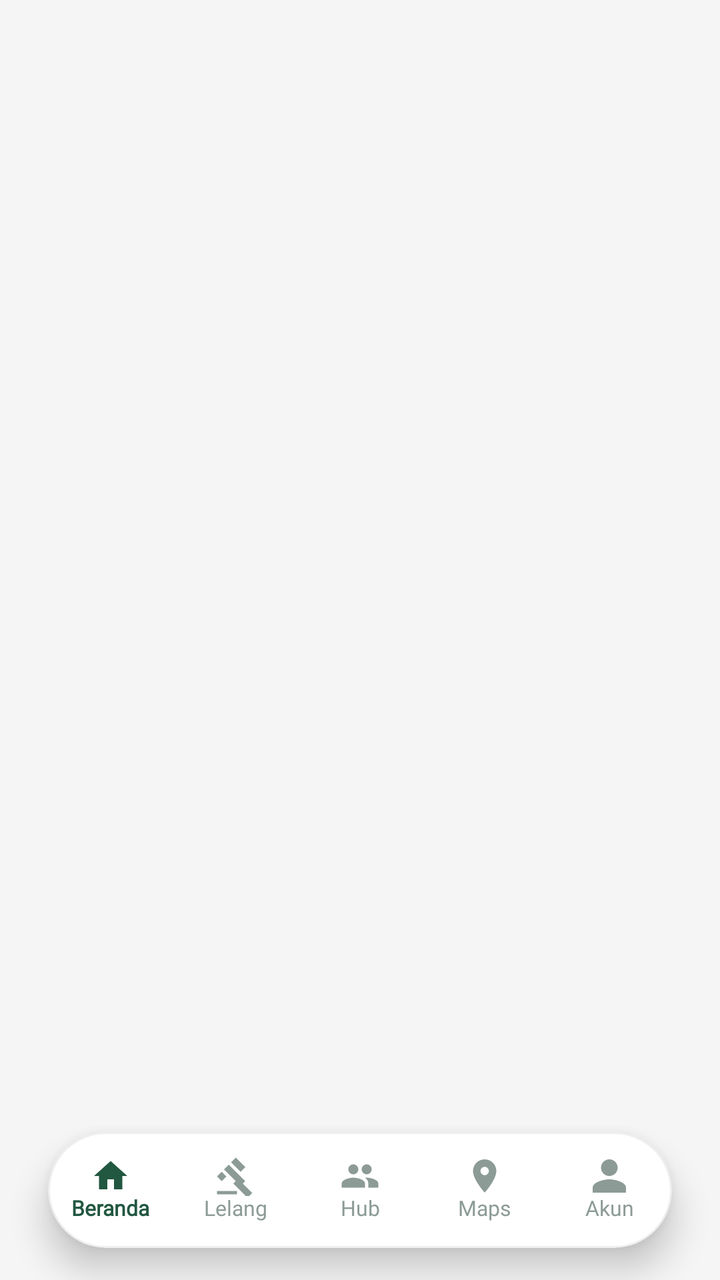
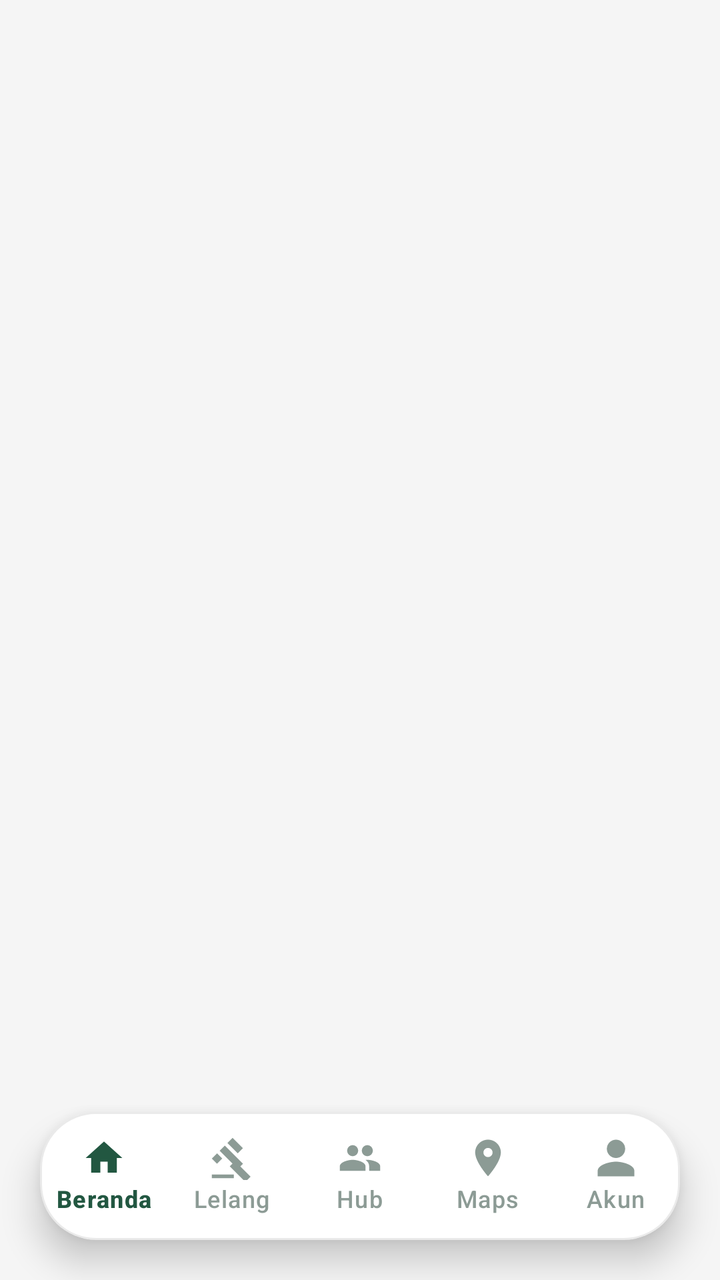

Compare the two renders of this Android layout. The source of the first and the diff that turns it into the second are given below.
<!-- AndroidManifest.xml: application theme Theme.GuppyMarketIDN -->
<!-- res/layout/activity_main.xml -->
<?xml version="1.0" encoding="utf-8"?>
<RelativeLayout
    xmlns:android="http://schemas.android.com/apk/res/android"
    xmlns:app="http://schemas.android.com/apk/res-auto"
    xmlns:tools="http://schemas.android.com/tools"
    android:id="@+id/main"
    android:layout_width="match_parent"
    android:layout_height="match_parent"
    android:background="#F5F5F5"
    tools:context=".MainActivity">

    
    <FrameLayout
        android:id="@+id/navhost"
        android:layout_width="match_parent"
        android:layout_height="match_parent" />

    
    <com.google.android.material.card.MaterialCardView
        android:id="@+id/cardBottomNav"
        android:layout_width="match_parent"
        android:layout_height="wrap_content"
        android:layout_alignParentBottom="true"
        android:layout_marginHorizontal="24dp"
        android:layout_marginBottom="16dp"
        app:cardCornerRadius="30dp"
        app:cardElevation="10dp"
        app:cardBackgroundColor="@color/white"
        app:strokeWidth="1dp"
        app:strokeColor="#10000000">

        <com.google.android.material.bottomnavigation.BottomNavigationView
            android:id="@+id/nav_view"
            android:layout_width="match_parent"
            android:layout_height="58dp"
            android:background="@android:color/transparent"
            app:elevation="0dp"
            app:menu="@menu/menu"
            app:itemIconSize="20dp"
            app:itemIconTint="@color/bottom_nav_color"
            app:itemTextColor="@color/bottom_nav_color"
            app:itemRippleColor="@color/guppy_primary_light"
            app:itemActiveIndicatorStyle="@style/App.BottomNavigationView.ActiveIndicator"
            app:itemTextAppearanceActive="@style/NavTextActive"
            app:itemTextAppearanceInactive="@style/NavTextInactive"
            app:labelVisibilityMode="labeled"/>

    </com.google.android.material.card.MaterialCardView>

</RelativeLayout>
<!-- resources referenced by this layout -->
<resources>
  <color name="guppy_primary_light">#E7F3EE</color>
  <color name="white">#FFFFFFFF</color>
  <style name="App.BottomNavigationView.ActiveIndicator" parent="Widget.Material3.BottomNavigationView.ActiveIndicator">
          <item name="android:color">@android:color/transparent</item>
      </style>
  <style name="NavTextActive">
          <item name="android:textSize">10.5sp</item>
          <item name="android:fontFamily">@font/inter_bold</item>
      </style>
  <style name="NavTextInactive">
          <item name="android:textSize">10.5sp</item>
          <item name="android:fontFamily">@font/inter_medium</item>
      </style>
  <style name="Theme.GuppyMarketIDN" parent="Base.Theme.GuppyMarketIDN" />
  <style name="Base.Theme.GuppyMarketIDN" parent="Theme.Material3.Light.NoActionBar">
          <item name="colorPrimary">@color/guppy_primary</item>
          <item name="colorOnPrimary">@color/white</item>
          <item name="android:textColorPrimary">@color/guppy_text_black</item>
          <item name="android:textColorSecondary">@color/guppy_text_gray</item>
          <item name="android:windowBackground">@color/guppy_background</item>
      </style>
  <color name="guppy_primary">#225741</color>
  <color name="guppy_text_black">#1C1C1C</color>
  <color name="guppy_text_gray">#757575</color>
  <color name="guppy_background">#F7F7F7</color>
</resources>

<!-- the commit's change to res/layout/activity_main.xml (unified diff, before → after) -->
@@ -21,28 +21,26 @@
         android:layout_width="match_parent"
         android:layout_height="wrap_content"
         android:layout_alignParentBottom="true"
-        android:layout_marginHorizontal="24dp"
-        android:layout_marginBottom="16dp"
-        app:cardCornerRadius="30dp"
+        android:layout_marginHorizontal="20dp"
+        android:layout_marginBottom="20dp"
+        app:cardCornerRadius="28dp"
         app:cardElevation="10dp"
         app:cardBackgroundColor="@color/white"
         app:strokeWidth="1dp"
-        app:strokeColor="#10000000">
+        app:strokeColor="#15000000">
 
         <com.google.android.material.bottomnavigation.BottomNavigationView
             android:id="@+id/nav_view"
             android:layout_width="match_parent"
-            android:layout_height="58dp"
+            android:layout_height="64dp"
             android:background="@android:color/transparent"
             app:elevation="0dp"
             app:menu="@menu/menu"
-            app:itemIconSize="20dp"
+            app:itemIconSize="22dp"
             app:itemIconTint="@color/bottom_nav_color"
             app:itemTextColor="@color/bottom_nav_color"
             app:itemRippleColor="@color/guppy_primary_light"
             app:itemActiveIndicatorStyle="@style/App.BottomNavigationView.ActiveIndicator"
-            app:itemTextAppearanceActive="@style/NavTextActive"
-            app:itemTextAppearanceInactive="@style/NavTextInactive"
             app:labelVisibilityMode="labeled"/>
 
     </com.google.android.material.card.MaterialCardView>
<!-- resource entries referenced after the edit -->
@@ -4,14 +4,6 @@
   <color name="white">#FFFFFFFF</color>
   <style name="App.BottomNavigationView.ActiveIndicator" parent="Widget.Material3.BottomNavigationView.ActiveIndicator">
           <item name="android:color">@android:color/transparent</item>
-      </style>
-  <style name="NavTextActive">
-          <item name="android:textSize">10.5sp</item>
-          <item name="android:fontFamily">@font/inter_bold</item>
-      </style>
-  <style name="NavTextInactive">
-          <item name="android:textSize">10.5sp</item>
-          <item name="android:fontFamily">@font/inter_medium</item>
       </style>
   <style name="Theme.GuppyMarketIDN" parent="Base.Theme.GuppyMarketIDN" />
   <style name="Base.Theme.GuppyMarketIDN" parent="Theme.Material3.Light.NoActionBar">
